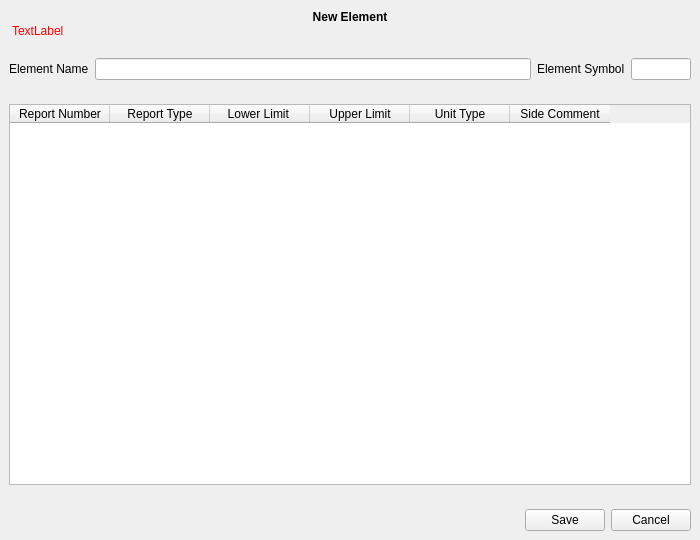
The window that src/ui/elementDialog.ui (layup/LIMS) describes before a commit, drawn with Qt 5.
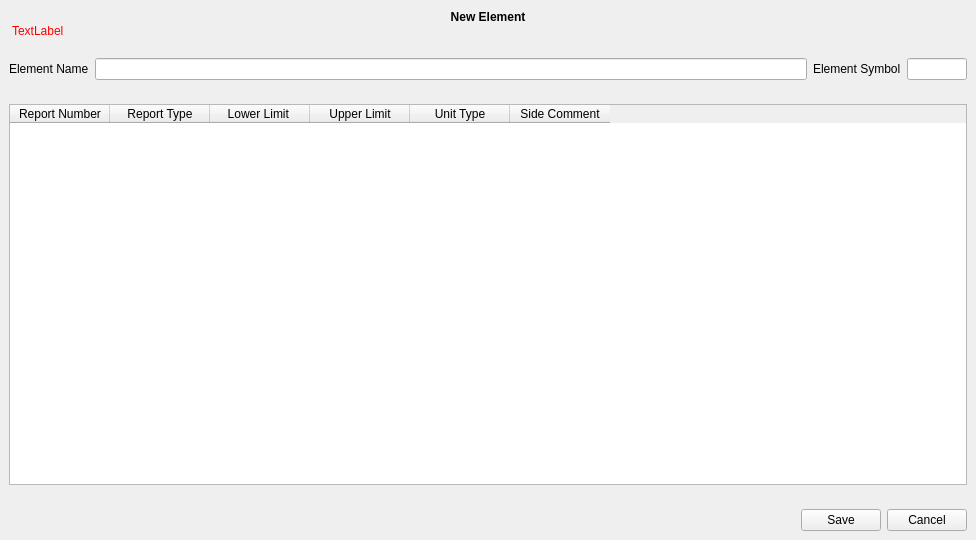
The same window after the commit.

```diff
--- a/src/ui/elementDialog.ui
+++ b/src/ui/elementDialog.ui
@@ -6,7 +6,7 @@
    <rect>
     <x>0</x>
     <y>0</y>
-    <width>700</width>
+    <width>976</width>
     <height>540</height>
    </rect>
   </property>
```
